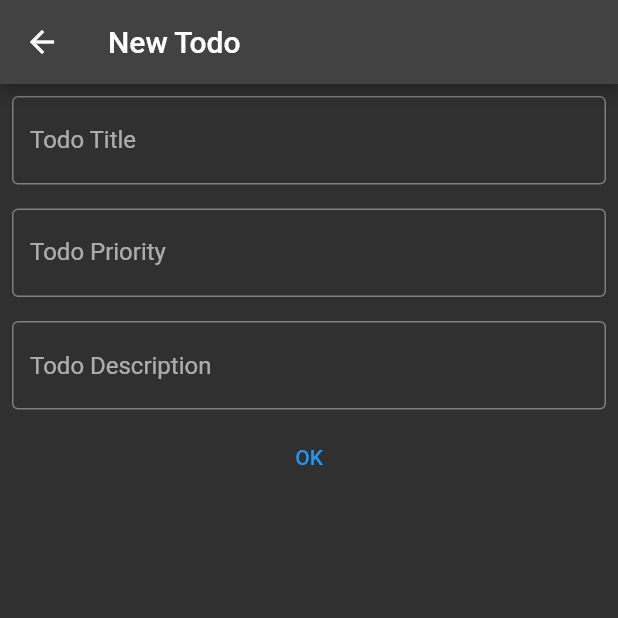
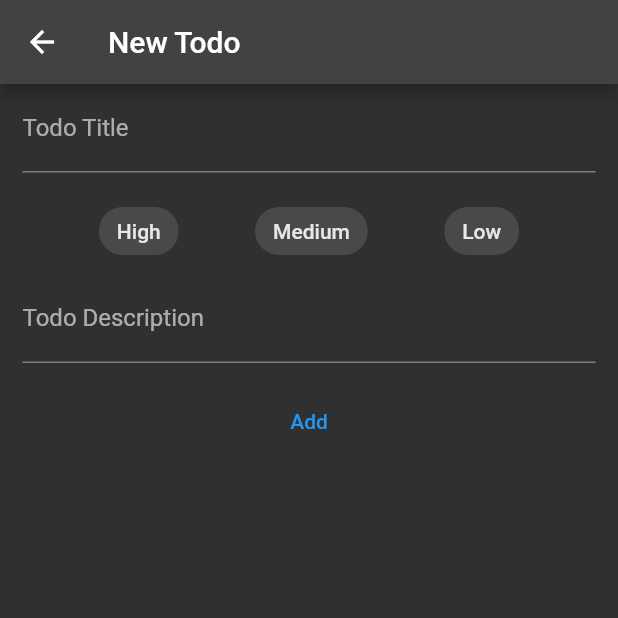
Before and after one commit to Abed01-lab/FlutterTodoApp, a Flutter app: the screen it shows after launch, after a tap on the "add" icon, on a phone screen of 412 x 824 dp, the top half of it. Run offline on Flutter 3.47's test engine with Material 2 defaults, Android fonts, the phone set to English and light mode, and no system bars; our stand-ins replace cloud_firestore, firebase_core; accounts and stored records are empty.

Commit message:
refactor and finished firebase setup and dismissable widget

```diff
--- /dev/null
+++ b/lib/Components/create_new_todo.dart
@@ -0,0 +1,63 @@
+import 'package:flutter/material.dart';
+import 'package:todoapp/Components/todo_choices.dart';
+import 'package:todoapp/Components/todo_text_field.dart';
+import 'package:todoapp/classes/todo.dart';
+import 'package:todoapp/db/Firebase_connection.dart';
+
+class CreateNewTodo extends StatelessWidget {
+  TextEditingController title = TextEditingController();
+  TextEditingController description = TextEditingController();
+  int priority = 0;
+  CreateNewTodo({
+    Key? key,
+  }) : super(key: key);
+
+  addToDatabase(BuildContext context) {
+    if (title.text == "" || description.text == "" || priority == 0) {
+      ScaffoldMessenger.of(context).showSnackBar(
+        const SnackBar(
+          backgroundColor: Colors.yellow,
+          content: Text('You have not filled out everything.'),
+        ),
+      );
+    } else {
+      Todo todo = Todo(
+          description: description.text,
+          priority: priority,
+          title: title.text,
+          docId: "");
+      FirebaseConnection.db.add(todo.toFirestore());
+      Navigator.pop(context);
+    }
+  }
+
+  @override
+  Widget build(BuildContext context) {
+    return Scaffold(
+      appBar: AppBar(
+        title: const Text('New Todo'),
+      ),
+      body: Container(
+        padding: const EdgeInsets.only(left: 15, right: 15),
+        child: Column(
+          children: [
+            TodoTextField(
+              label: 'Todo Title',
+              textController: title,
+            ),
+            TodoChoices(currentChoice: priority),
+            TodoTextField(
+              label: 'Todo Description',
+              textController: description,
+            ),
+            const SizedBox(height: 15),
+            TextButton(
+              onPressed: () => addToDatabase(context),
+              child: const Text('Add'),
+            )
+          ],
+        ),
+      ),
+    );
+  }
+}
--- /dev/null
+++ b/lib/Components/todo_choices.dart
@@ -0,0 +1,53 @@
+import 'package:flutter/material.dart';
+
+class TodoChoices extends StatefulWidget {
+  int currentChoice;
+  TodoChoices({Key? key, required this.currentChoice}) : super(key: key);
+
+  @override
+  State<TodoChoices> createState() => _TodoChoicesState();
+}
+
+class _TodoChoicesState extends State<TodoChoices> {
+  @override
+  Widget build(BuildContext context) {
+    return Column(
+      children: [
+        const SizedBox(height: 15),
+        Row(
+          mainAxisAlignment: MainAxisAlignment.spaceEvenly,
+          children: [
+            ChoiceChip(
+              label: const Text('High'),
+              selected: widget.currentChoice == 1,
+              onSelected: (bool selected) {
+                setState(() {
+                  widget.currentChoice = selected ? 1 : 0;
+                });
+              },
+            ),
+            ChoiceChip(
+              label: const Text('Medium'),
+              selected: widget.currentChoice == 2,
+              onSelected: (bool selected) {
+                setState(() {
+                  widget.currentChoice = selected ? 2 : 0;
+                });
+              },
+            ),
+            ChoiceChip(
+              label: const Text('Low'),
+              selected: widget.currentChoice == 3,
+              onSelected: (bool selected) {
+                setState(() {
+                  widget.currentChoice = selected ? 3 : 0;
+                });
+              },
+            ),
+          ],
+        ),
+        const SizedBox(height: 5),
+      ],
+    );
+  }
+}
--- /dev/null
+++ b/lib/Components/todo_list.dart
@@ -0,0 +1,33 @@
+import 'package:cloud_firestore/cloud_firestore.dart';
+import 'package:flutter/material.dart';
+import 'package:todoapp/Components/todo_component.dart';
+import 'package:todoapp/classes/todo.dart';
+
+class TodoList extends StatelessWidget {
+  AsyncSnapshot<QuerySnapshot> snapshot;
+  TodoList({Key? key, required this.snapshot}) : super(key: key);
+
+  List<Widget> makeListTiles(AsyncSnapshot<QuerySnapshot> snapshot) {
+    return snapshot.data!.docs
+        .map((DocumentSnapshot document) {
+          Map<String, dynamic> data = document.data()! as Map<String, dynamic>;
+          if (data.isNotEmpty) {
+            return TodoComponent(
+                todo: Todo(
+                    description: data['todoDescription'],
+                    priority: data['todoPriority'],
+                    title: data['todoTitle'],
+                    docId: document.id));
+          }
+        })
+        .toList()
+        .cast();
+  }
+
+  @override
+  Widget build(BuildContext context) {
+    return Column(
+      children: makeListTiles(snapshot),
+    );
+  }
+}
--- /dev/null
+++ b/lib/Components/todo_text_field.dart
@@ -0,0 +1,17 @@
+import 'package:flutter/material.dart';
+
+class TodoTextField extends StatelessWidget {
+  String label;
+  TextEditingController textController;
+  TodoTextField({Key? key, required this.label, required this.textController})
+      : super(key: key);
+
+  @override
+  Widget build(BuildContext context) {
+    return TextFormField(
+      maxLines: null,
+      controller: textController,
+      decoration: InputDecoration(label: Text(label)),
+    );
+  }
+}
--- a/lib/Components/todolist.dart
+++ /dev/null
@@ -1,109 +0,0 @@
-import 'package:flutter/material.dart';
-import 'package:todoapp/data/todos.dart';
-import '../classes/todo.dart';
-
-class TodoList extends StatefulWidget {
-  TodoList({Key? key}) : super(key: key);
-
-  @override
-  State<TodoList> createState() => _TodoListState();
-}
-
-class _TodoListState extends State<TodoList> {
-  String editedDescription = '';
-  String editedPriority = '';
-
-  changeTodo(int index, String description, String priority) {
-    setState(() {
-      allTodos[index].description = description;
-      allTodos[index].priority = priority;
-    });
-  }
-
-  Column editTodoContent(Todo todo) {
-    editedDescription = todo.description;
-    editedPriority = todo.priority;
-    return Column(
-      children: [
-        Padding(
-          padding: const EdgeInsets.all(8),
-          child: TextFormField(
-            initialValue: todo.priority,
-            onChanged: (value) => setState(() {
-              editedPriority = value;
-            }),
-            decoration: const InputDecoration(
-                border: UnderlineInputBorder(), labelText: 'Priority'),
-          ),
-        ),
-        Padding(
-          padding: const EdgeInsets.all(8),
-          child: TextFormField(
-            initialValue: todo.description,
-            onChanged: (value) => setState(() {
-              editedDescription = value;
-            }),
-            decoration: const InputDecoration(
-                border: UnderlineInputBorder(), labelText: 'Description'),
-          ),
-        )
-      ],
-    );
-  }
-
-  List<DataColumn> getColumns(List<String> columns) {
-    return columns.map((String column) {
-      return DataColumn(
-        label: Text(column),
-      );
-    }).toList();
-  }
-
-  List<DataRow> getRows(List<Todo> todos, BuildContext context) {
-    return todos.asMap().entries.map((entry) {
-      return DataRow(cells: [
-        DataCell(
-          Text(entry.value.priority),
-        ),
-        DataCell(
-          Text(entry.value.description),
-        ),
-        DataCell(
-          onTap: () {
-            AlertDialog alert = AlertDialog(
-              title: const Text('Add Todo'),
-              content: Wrap(
-                children: [editTodoContent(entry.value)],
-              ),
-              actions: [
-                TextButton(
-                  onPressed: () {
-                    changeTodo(entry.key, editedDescription, editedPriority);
-                    Navigator.of(context).pop();
-                  },
-                  child: const Text('Save Edit'),
-                )
-              ],
-            );
-
-            showDialog(
-                context: context,
-                builder: (BuildContext context) {
-                  return alert;
-                });
-          },
-          const Icon(Icons.more_vert),
-        ),
-      ]);
-    }).toList();
-  }
-
-  @override
-  Widget build(BuildContext context) {
-    final columns = ['Priority', 'Description', 'Edit'];
-    return DataTable(
-      columns: getColumns(columns),
-      rows: getRows(allTodos, context),
-    );
-  }
-}
--- a/lib/classes/todo.dart
+++ b/lib/classes/todo.dart
@@ -1,12 +1,28 @@
 class Todo {
   String description;
-  String priority;
+  int priority;
+  String title;
+  String docId;
 
+  String get getdocId => docId;
   String get getDescription => description;
-  String get getPriority => priority;
+  int get getPriority => priority;
+  String get getTitle => title;
 
   void setDescription(String description) => this.description = description;
-  void setPriority(String priority) => this.priority = priority;
+  void setPriority(int priority) => this.priority = priority;
 
-  Todo({required this.description, required this.priority});
+  Todo(
+      {required this.description,
+      required this.priority,
+      required this.title,
+      required this.docId});
+
+  Map<String, dynamic> toFirestore() {
+    return {
+      'todoTitle': title,
+      'todoDescription': description,
+      'todoPriority': priority
+    };
+  }
 }
--- a/lib/data/priorities.dart
+++ /dev/null
@@ -1 +0,0 @@
-List<String> priorities = ['High', 'Medium', 'Low'];
--- a/lib/data/todos.dart
+++ /dev/null
@@ -1,12 +0,0 @@
-import '../classes/todo.dart';
-
-final allTodos = <Todo>[
-  Todo(description: 'Lav din seng', priority: 'Medium'),
-  Todo(description: 'Lav mad', priority: 'Low'),
-  Todo(description: 'Tag til fitness', priority: 'Medium'),
-  Todo(description: 'Lav 100 armbøjningss', priority: 'medium'),
-  Todo(description: 'Arbejde på flutter project', priority: 'High'),
-  Todo(description: 'Tag react kursus', priority: 'High'),
-  Todo(description: 'Undersøg rejser', priority: 'Low'),
-  Todo(description: 'Husk vasketøj', priority: 'Low')
-];
--- /dev/null
+++ b/lib/db/Firebase_connection.dart
@@ -0,0 +1,5 @@
+import 'package:cloud_firestore/cloud_firestore.dart';
+
+class FirebaseConnection {
+  static final db = FirebaseFirestore.instance.collection('todos');
+}
--- a/lib/main.dart
+++ b/lib/main.dart
@@ -1,30 +1,29 @@
 import 'package:flutter/material.dart';
-import 'classes/todo.dart';
-import './data/todos.dart';
-import 'Components/todolist.dart';
-import './pages/make_todo_page.dart';
+import 'package:firebase_core/firebase_core.dart';
+import 'pages/todo_list_builder.dart';
+import 'Components/create_new_todo.dart';
 
-void main() {
-  runApp(MyApp());
+Future main() async {
+  WidgetsFlutterBinding.ensureInitialized();
+  await Firebase.initializeApp();
+  runApp(const MyApp());
 }
 
 class MyApp extends StatelessWidget {
-  MyApp({Key? key}) : super(key: key);
-
-  void updateTodos() {}
+  const MyApp({Key? key}) : super(key: key);
 
   @override
   Widget build(BuildContext context) {
     return MaterialApp(
       theme: ThemeData.dark(),
       debugShowCheckedModeBanner: false,
-      home: HomePage(),
+      home: const HomePage(),
     );
   }
 }
 
 class HomePage extends StatefulWidget {
-  HomePage({
+  const HomePage({
     Key? key,
   }) : super(key: key);
 
@@ -33,7 +32,6 @@ class HomePage extends StatefulWidget {
 }
 
 class _HomePageState extends State<HomePage> {
-
   @override
   Widget build(BuildContext context) {
     return Scaffold(
@@ -45,7 +43,7 @@ class _HomePageState extends State<HomePage> {
               Navigator.push(
                 context,
                 MaterialPageRoute(
-                  builder: (context) => TodoPage(),
+                  builder: (context) => CreateNewTodo(),
                 ),
               );
             },
@@ -55,7 +53,7 @@ class _HomePageState extends State<HomePage> {
           )
         ],
       ),
-      body: TodoList(),
+      body: const TodoListBuilder(),
     );
   }
 }
--- a/lib/pages/make_todo_page.dart
+++ /dev/null
@@ -1,105 +0,0 @@
-import 'package:flutter/cupertino.dart';
-import 'package:flutter/material.dart';
-import '../classes/todo.dart';
-import '../data/todos.dart';
-
-class TodoPage extends StatefulWidget {
-  TodoPage({Key? key}) : super(key: key);
-
-  @override
-  State<TodoPage> createState() => _TodoPageState();
-}
-
-class _TodoPageState extends State<TodoPage> {
-  var priority = TextEditingController();
-  String todoTitle = "";
-  String todoDescription = "";
-
-  @override
-  Widget build(BuildContext context) {
-    return Scaffold(
-      appBar: AppBar(
-        title: const Text("New Todo"),
-      ),
-      body: Column(
-        children: [
-          Padding(
-            padding: const EdgeInsets.all(8.0),
-            child: TextFormField(
-              onChanged: ((value) => todoTitle = value),
-              decoration: const InputDecoration(
-                  border: OutlineInputBorder(), label: Text("Todo Title")),
-            ),
-          ),
-          Padding(
-            padding: const EdgeInsets.all(8.0),
-            child: TextFormField(
-              controller: priority,
-              onTap: () {
-                showCupertinoModalPopup(
-                    context: context,
-                    builder: (context) => CupertinoActionSheet(
-                            title: const Text("Priority"),
-                            message: const Text(
-                                "Please choose the priority for this todo."),
-                            actions: [
-                              CupertinoActionSheetAction(
-                                onPressed: () {
-                                  setState(() {
-                                    priority.text = "High";
-                                  });
-                                  Navigator.of(context).pop(context);
-                                },
-                                child: const Text("High"),
-                              ),
-                              CupertinoActionSheetAction(
-                                onPressed: () {
-                                  setState(() {
-                                    priority.text = "Medium";
-                                  });
-                                  Navigator.of(context).pop();
-                                },
-                                child: const Text("Medium"),
-                              ),
-                              CupertinoActionSheetAction(
-                                onPressed: () {
-                                  setState(() {
-                                    priority.text = "Low";
-                                  });
-                                  Navigator.of(context).pop();
-                                },
-                                child: const Text("Low"),
-                              ),
-                            ]));
-              },
-              decoration: const InputDecoration(
-                  label: Text("Todo Priority"), border: OutlineInputBorder()),
-            ),
-          ),
-          Padding(
-            padding: const EdgeInsets.all(8.0),
-            child: TextFormField(
-              onChanged: ((value) => todoDescription = value),
-              decoration: const InputDecoration(
-                  alignLabelWithHint: true,
-                  label: Text("Todo Description"),
-                  border: OutlineInputBorder()),
-            ),
-          ),
-          TextButton(
-            onPressed: () {
-              if (priority.text != "" && todoTitle != ""){
-                setState(() {
-                Todo newTodo = Todo(description: todoTitle, priority: priority.text);
-                  allTodos.add(newTodo);
-                });
-                Navigator.of(context).pop(context);
-              }
-            },
-            child: const Text("OK"),
-          )
-        ],
-      ),
-    );
-  }
-}
--- /dev/null
+++ b/lib/pages/todo_list_builder.dart
@@ -0,0 +1,37 @@
+import 'package:cloud_firestore/cloud_firestore.dart';
+import 'package:flutter/material.dart';
+import 'package:todoapp/Components/create_new_todo.dart';
+import '../Components/todo_list.dart';
+import '../classes/todo.dart';
+
+class TodoListBuilder extends StatefulWidget {
+  const TodoListBuilder({Key? key}) : super(key: key);
+
+  @override
+  State<TodoListBuilder> createState() => _TodoListBuilderState();
+}
+
+class _TodoListBuilderState extends State<TodoListBuilder> {
+  final db = FirebaseFirestore.instance.collection('todos');
+
+  final Stream<QuerySnapshot> readTodos =
+      FirebaseFirestore.instance.collection('todos').snapshots();
+
+  @override
+  Widget build(BuildContext context) {
+    return StreamBuilder<QuerySnapshot>(
+      stream: readTodos,
+      builder: (BuildContext context, AsyncSnapshot<QuerySnapshot> snapshot) {
+        if (snapshot.hasError) {
+          return const Text('Something went wrong');
+        }
+
+        if (snapshot.connectionState == ConnectionState.active) {
+          return TodoList(snapshot: snapshot);
+        }
+
+        return const Center(child: CircularProgressIndicator());
+      },
+    );
+  }
+}
--- a/pubspec.yaml
+++ b/pubspec.yaml
@@ -34,6 +34,8 @@ dependencies:
   # The following adds the Cupertino Icons font to your application.
   # Use with the CupertinoIcons class for iOS style icons.
   cupertino_icons: ^1.0.2
+  firebase_core: ^1.17.1
+  cloud_firestore: ^3.1.17
 
 dev_dependencies:
   flutter_test:
```
Also changed, not shown: lib/Components/dismiss_green.dart (added, +15 -0 lines), lib/Components/dismiss_red.dart (added, +15 -0 lines), lib/Components/todo_component.dart (added, +58 -0 lines), lib/Components/todo_content.dart (added, +22 -0 lines), pubspec.lock, 6 other files.
